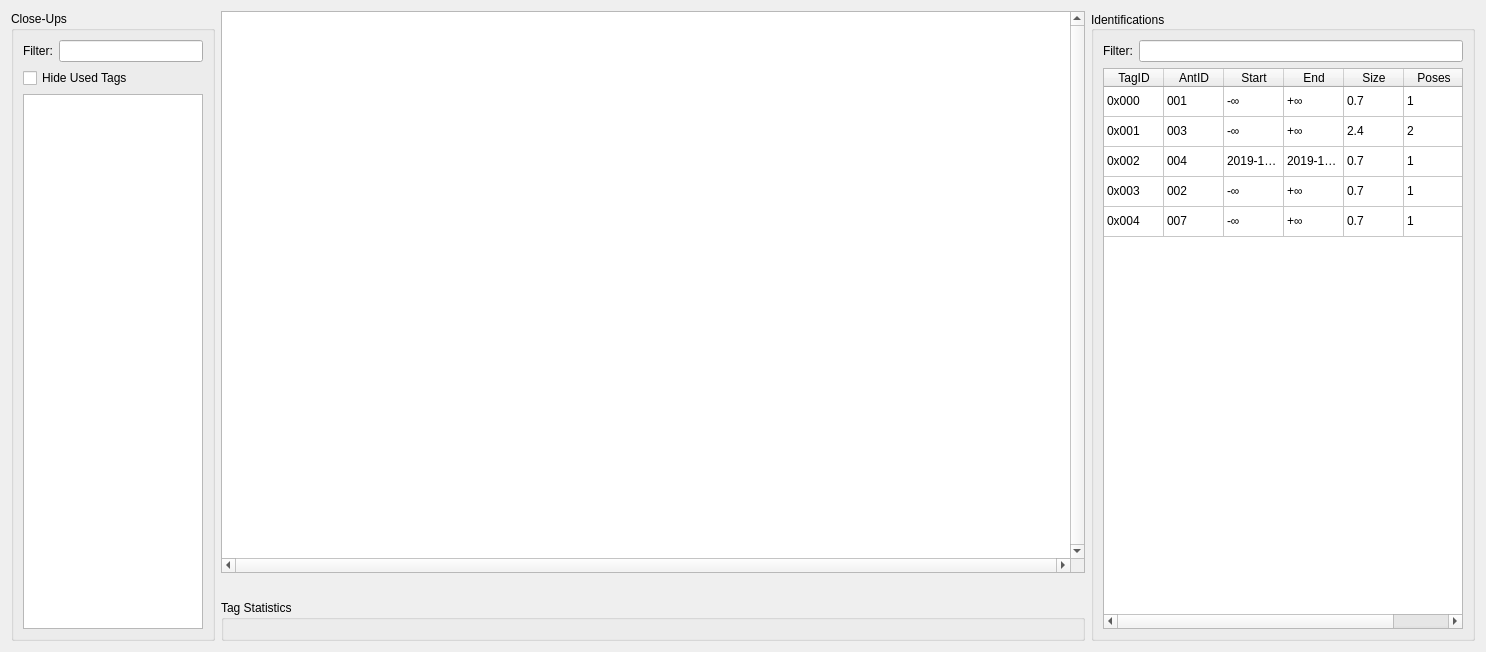
First picture: the form in src/fort/studio/workspace/IdentificationWorkspace.ui, repository formicidae-tracker/studio, before the edit.
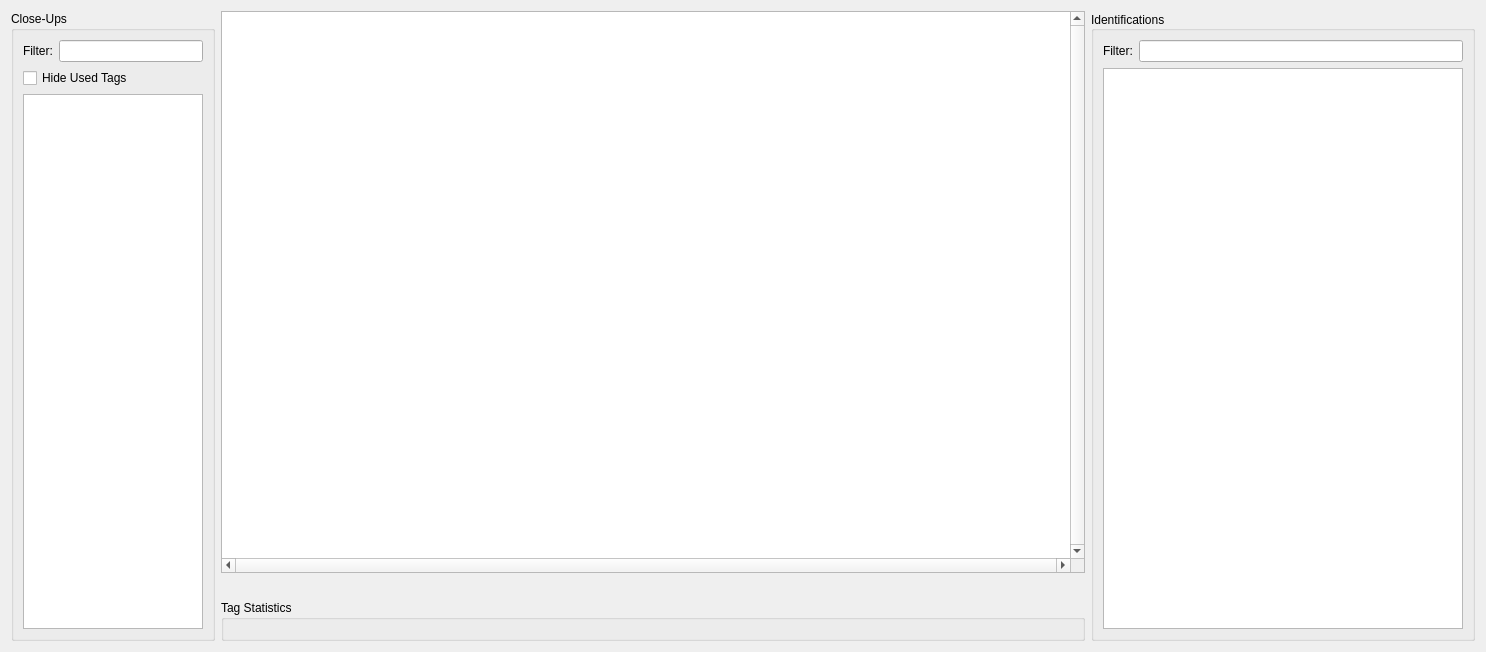
Second picture: the form after the edit. Custom widgets are drawn as their Qt base class.

Commit message: Implements Identifier::identificationModel

Diff of the .ui file:
```diff
--- a/src/fort/studio/workspace/IdentificationWorkspace.ui
+++ b/src/fort/studio/workspace/IdentificationWorkspace.ui
@@ -234,7 +234,7 @@
        </layout>
       </item>
       <item>
-       <widget class="QTableWidget" name="identificationView">
+       <widget class="QTableView" name="identificationView">
         <property name="sizePolicy">
          <sizepolicy hsizetype="Maximum" vsizetype="Expanding">
           <horstretch>0</horstretch>
@@ -253,229 +253,6 @@
           <height>16777215</height>
          </size>
         </property>
-        <attribute name="horizontalHeaderCascadingSectionResizes">
-         <bool>false</bool>
-        </attribute>
-        <attribute name="horizontalHeaderMinimumSectionSize">
-         <number>50</number>
-        </attribute>
-        <attribute name="horizontalHeaderDefaultSectionSize">
-         <number>60</number>
-        </attribute>
-        <attribute name="horizontalHeaderHighlightSections">
-         <bool>true</bool>
-        </attribute>
-        <attribute name="horizontalHeaderStretchLastSection">
-         <bool>false</bool>
-        </attribute>
-        <attribute name="verticalHeaderVisible">
-         <bool>false</bool>
-        </attribute>
-        <row>
-         <property name="text">
-          <string>New Row</string>
-         </property>
-        </row>
-        <row>
-         <property name="text">
-          <string>New Row</string>
-         </property>
-        </row>
-        <row>
-         <property name="text">
-          <string>New Row</string>
-         </property>
-        </row>
-        <row>
-         <property name="text">
-          <string>New Row</string>
-         </property>
-        </row>
-        <row>
-         <property name="text">
-          <string>New Row</string>
-         </property>
-        </row>
-        <column>
-         <property name="text">
-          <string>TagID</string>
-         </property>
-        </column>
-        <column>
-         <property name="text">
-          <string>AntID</string>
-         </property>
-        </column>
-        <column>
-         <property name="text">
-          <string>Start</string>
-         </property>
-        </column>
-        <column>
-         <property name="text">
-          <string>End</string>
-         </property>
-        </column>
-        <column>
-         <property name="text">
-          <string>Size</string>
-         </property>
-        </column>
-        <column>
-         <property name="text">
-          <string>Poses</string>
-         </property>
-        </column>
-        <item row="0" column="0">
-         <property name="text">
-          <string>0x000</string>
-         </property>
-        </item>
-        <item row="0" column="1">
-         <property name="text">
-          <string>001</string>
-         </property>
-        </item>
-        <item row="0" column="2">
-         <property name="text">
-          <string>-∞</string>
-         </property>
-        </item>
-        <item row="0" column="3">
-         <property name="text">
-          <string>+∞</string>
-         </property>
-        </item>
-        <item row="0" column="4">
-         <property name="text">
-          <string>0.7</string>
-         </property>
-        </item>
-        <item row="0" column="5">
-         <property name="text">
-          <string>1</string>
-         </property>
-        </item>
-        <item row="1" column="0">
-         <property name="text">
-          <string>0x001</string>
-         </property>
-        </item>
-        <item row="1" column="1">
-         <property name="text">
-          <string>003</string>
-         </property>
-        </item>
-        <item row="1" column="2">
-         <property name="text">
-          <string>-∞</string>
-         </property>
-        </item>
-        <item row="1" column="3">
-         <property name="text">
-          <string>+∞</string>
-         </property>
-        </item>
-        <item row="1" column="4">
-         <property name="text">
-          <string>2.4</string>
-         </property>
-        </item>
-        <item row="1" column="5">
-         <property name="text">
-          <string>2</string>
-         </property>
-        </item>
-        <item row="2" column="0">
-         <property name="text">
-          <string>0x002</string>
-         </property>
-        </item>
-        <item row="2" column="1">
-         <property name="text">
-          <string>004</string>
-         </property>
-        </item>
-        <item row="2" column="2">
-         <property name="text">
-          <string>2019-11-02T23:01:34.123456Z</string>
-         </property>
-        </item>
-        <item row="2" column="3">
-         <property name="text">
-          <string>2019-11-02T23:55:12.234567Z</string>
-         </property>
-        </item>
-        <item row="2" column="4">
-         <property name="text">
-          <string>0.7</string>
-         </property>
-        </item>
-        <item row="2" column="5">
-         <property name="text">
-          <string>1</string>
-         </property>
-        </item>
-        <item row="3" column="0">
-         <property name="text">
-          <string>0x003</string>
-         </property>
-        </item>
-        <item row="3" column="1">
-         <property name="text">
-          <string>002</string>
-         </property>
-        </item>
-        <item row="3" column="2">
-         <property name="text">
-          <string>-∞</string>
-         </property>
-        </item>
-        <item row="3" column="3">
-         <property name="text">
-          <string>+∞</string>
-         </property>
-        </item>
-        <item row="3" column="4">
-         <property name="text">
-          <string>0.7</string>
-         </property>
-        </item>
-        <item row="3" column="5">
-         <property name="text">
-          <string>1</string>
-         </property>
-        </item>
-        <item row="4" column="0">
-         <property name="text">
-          <string>0x004</string>
-         </property>
-        </item>
-        <item row="4" column="1">
-         <property name="text">
-          <string>007</string>
-         </property>
-        </item>
-        <item row="4" column="2">
-         <property name="text">
-          <string>-∞</string>
-         </property>
-        </item>
-        <item row="4" column="3">
-         <property name="text">
-          <string>+∞</string>
-         </property>
-        </item>
-        <item row="4" column="4">
-         <property name="text">
-          <string>0.7</string>
-         </property>
-        </item>
-        <item row="4" column="5">
-         <property name="text">
-          <string>1</string>
-         </property>
-        </item>
        </widget>
       </item>
      </layout>
```
The commit also changes 6 other files.
